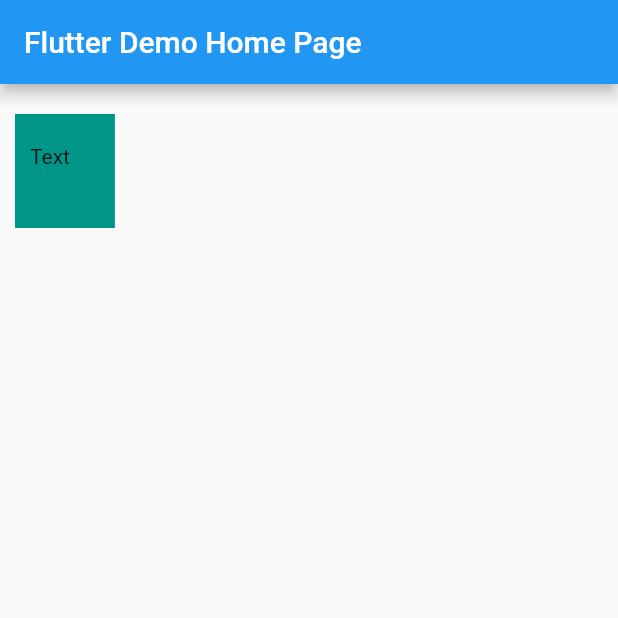
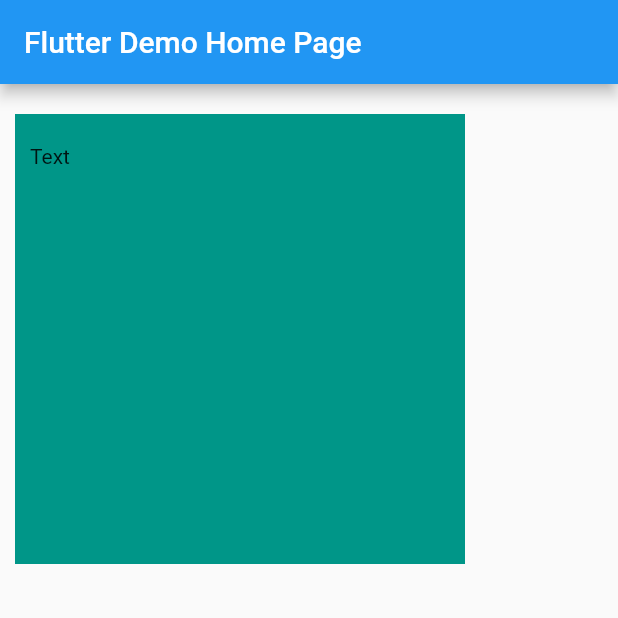
Before and after one commit to misaki-kawaguchi/QueensTechLab, a Flutter app: the screen it shows after launch, on a phone screen of 412 x 824 dp, the top half of it. Run offline on Flutter 3.47's test engine with Material 2 defaults, Android fonts, the phone set to English and light mode, and no system bars.

Commit message:
widthとheightを追加

```diff
--- a/task0/lib/main.dart
+++ b/task0/lib/main.dart
@@ -41,6 +41,8 @@ class _MyHomePageState extends State<MyHomePage> {
         margin: const EdgeInsets.fromLTRB(10.0, 20.0, 30.0, 40.0),
         padding: const EdgeInsets.fromLTRB(10.0, 20.0, 30.0, 40.0),
         child: const Text('Text'),
+        width: 300.0,
+        height: 300.0,
       )
     );
   }
```
